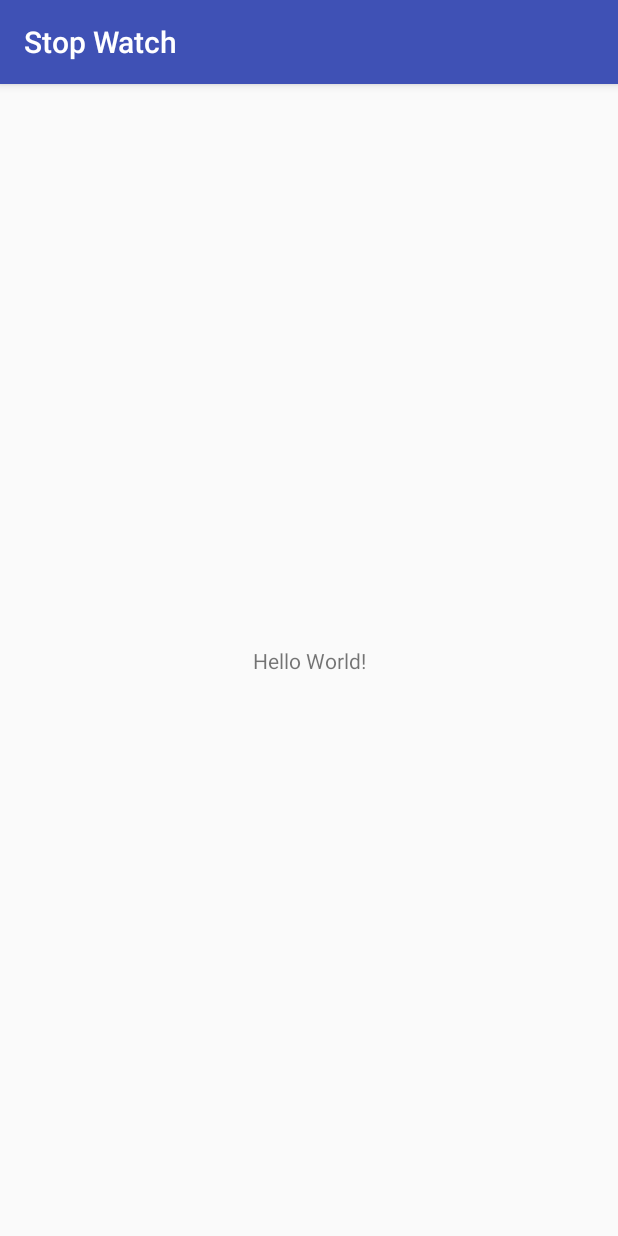
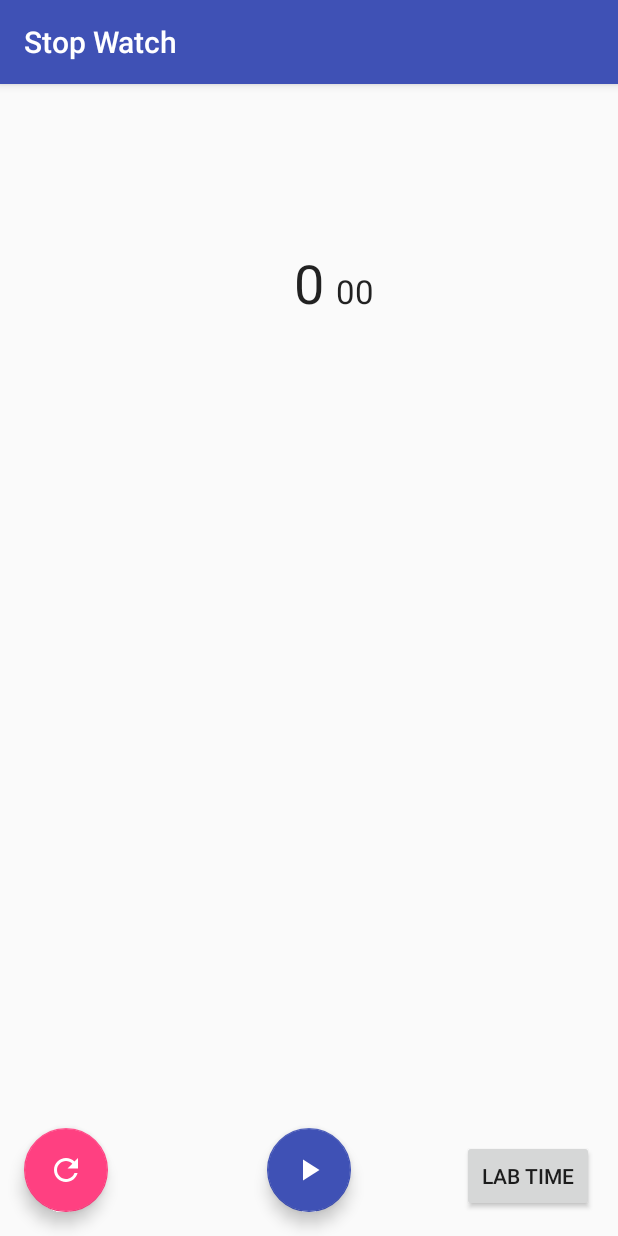
Before and after one commit to ysera34/kotlin-tutorials, an Android app: the screen it shows after launch (MainActivity), on a phone screen of 412 x 824 dp. Run offline under Robolectric (Android 15) with nearby library versions, the light colour scheme and no system bars.

Commit message:
chapter06 StopWatch step01 xml layout, vector asset

```diff
--- a/survival/chapter06/StopWatch/app/build.gradle
+++ b/survival/chapter06/StopWatch/app/build.gradle
@@ -31,4 +31,5 @@ dependencies {
     testImplementation 'junit:junit:4.12'
     androidTestImplementation 'com.android.support.test:runner:1.0.2'
     androidTestImplementation 'com.android.support.test.espresso:espresso-core:3.0.2'
+    implementation 'com.android.support:design:27.1.1'
 }
--- /dev/null
+++ b/survival/chapter06/StopWatch/app/src/main/res/drawable/ic_pause_black_24dp.xml
@@ -0,0 +1,9 @@
+<vector xmlns:android="http://schemas.android.com/apk/res/android"
+        android:width="24dp"
+        android:height="24dp"
+        android:viewportWidth="24.0"
+        android:viewportHeight="24.0">
+    <path
+        android:fillColor="#FF000000"
+        android:pathData="M6,19h4L10,5L6,5v14zM14,5v14h4L18,5h-4z"/>
+</vector>
--- /dev/null
+++ b/survival/chapter06/StopWatch/app/src/main/res/drawable/ic_play_arrow_black_24dp.xml
@@ -0,0 +1,9 @@
+<vector xmlns:android="http://schemas.android.com/apk/res/android"
+        android:width="24dp"
+        android:height="24dp"
+        android:viewportWidth="24.0"
+        android:viewportHeight="24.0">
+    <path
+        android:fillColor="#FF000000"
+        android:pathData="M8,5v14l11,-7z"/>
+</vector>
--- /dev/null
+++ b/survival/chapter06/StopWatch/app/src/main/res/drawable/ic_refresh_black_24dp.xml
@@ -0,0 +1,9 @@
+<vector xmlns:android="http://schemas.android.com/apk/res/android"
+        android:width="24dp"
+        android:height="24dp"
+        android:viewportWidth="24.0"
+        android:viewportHeight="24.0">
+    <path
+        android:fillColor="#FF000000"
+        android:pathData="M17.65,6.35C16.2,4.9 14.21,4 12,4c-4.42,0 -7.99,3.58 -7.99,8s3.57,8 7.99,8c3.73,0 6.84,-2.55 7.73,-6h-2.08c-0.82,2.33 -3.04,4 -5.65,4 -3.31,0 -6,-2.69 -6,-6s2.69,-6 6,-6c1.66,0 3.14,0.69 4.22,1.78L13,11h7V4l-2.35,2.35z"/>
+</vector>
--- a/survival/chapter06/StopWatch/app/src/main/res/layout/activity_main.xml
+++ b/survival/chapter06/StopWatch/app/src/main/res/layout/activity_main.xml
@@ -8,12 +8,81 @@
     tools:context="org.inframincer.stopwatch.MainActivity">
 
     <TextView
+        android:id="@+id/hmTextView"
         android:layout_width="wrap_content"
         android:layout_height="wrap_content"
-        android:text="Hello World!"
+        android:text="@string/init_second"
+        android:textAppearance="@style/TextAppearance.AppCompat.Large"
+        android:textSize="36sp"
         app:layout_constraintBottom_toBottomOf="parent"
         app:layout_constraintLeft_toLeftOf="parent"
         app:layout_constraintRight_toRightOf="parent"
-        app:layout_constraintTop_toTopOf="parent" />
+        app:layout_constraintTop_toTopOf="parent"
+        app:layout_constraintVertical_bias="0.14999998" />
+
+    <TextView
+        android:id="@+id/msTextView"
+        android:layout_width="wrap_content"
+        android:layout_height="wrap_content"
+        android:layout_marginStart="8dp"
+        android:text="@string/init_milli_second"
+        android:textAppearance="@style/TextAppearance.AppCompat.Large"
+        app:layout_constraintBaseline_toBaselineOf="@+id/hmTextView"
+        app:layout_constraintStart_toEndOf="@+id/hmTextView" />
+
+    <android.support.design.widget.FloatingActionButton
+        android:id="@+id/playFab"
+        android:layout_width="wrap_content"
+        android:layout_height="wrap_content"
+        android:layout_marginBottom="16dp"
+        android:clickable="true"
+        android:focusable="true"
+        android:tint="@android:color/white"
+        app:backgroundTint="@color/colorPrimary"
+        app:layout_constraintBottom_toBottomOf="parent"
+        app:layout_constraintLeft_toLeftOf="parent"
+        app:layout_constraintRight_toRightOf="parent"
+        app:srcCompat="@drawable/ic_play_arrow_black_24dp" />
+
+    <android.support.design.widget.FloatingActionButton
+        android:id="@+id/resetFab"
+        android:layout_width="wrap_content"
+        android:layout_height="wrap_content"
+        android:layout_marginBottom="16dp"
+        android:layout_marginStart="16dp"
+        android:clickable="true"
+        android:focusable="true"
+        android:tint="@android:color/white"
+        app:layout_constraintBottom_toBottomOf="parent"
+        app:layout_constraintLeft_toLeftOf="parent"
+        app:srcCompat="@drawable/ic_refresh_black_24dp" />
+
+    <Button
+        android:id="@+id/lapButton"
+        android:layout_width="wrap_content"
+        android:layout_height="wrap_content"
+        android:layout_marginBottom="16dp"
+        android:layout_marginEnd="16dp"
+        android:text="@string/lap_time"
+        app:layout_constraintBottom_toBottomOf="parent"
+        app:layout_constraintRight_toRightOf="parent" />
+
+    <ScrollView
+        android:layout_width="wrap_content"
+        android:layout_height="0dp"
+        android:layout_marginBottom="8dp"
+        android:layout_marginTop="8dp"
+        app:layout_constraintBottom_toTopOf="@+id/playFab"
+        app:layout_constraintLeft_toLeftOf="parent"
+        app:layout_constraintRight_toRightOf="parent"
+        app:layout_constraintTop_toBottomOf="@+id/hmTextView">
+
+        <LinearLayout
+            android:id="@+id/labLayout"
+            android:layout_width="match_parent"
+            android:layout_height="wrap_content"
+            android:orientation="vertical" />
+
+    </ScrollView>
 
 </android.support.constraint.ConstraintLayout>
--- a/survival/chapter06/StopWatch/app/src/main/res/values/strings.xml
+++ b/survival/chapter06/StopWatch/app/src/main/res/values/strings.xml
@@ -1,3 +1,6 @@
 <resources>
     <string name="app_name">Stop Watch</string>
+    <string name="init_second">0</string>
+    <string name="init_milli_second">00</string>
+    <string name="lap_time">lab time</string>
 </resources>
```
